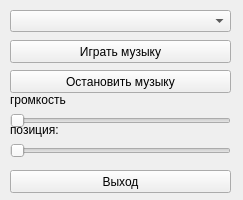
This is SoundForm.ui in psesg/SoundAlpha as Qt 5 draws it before an edit. The edited form follows.
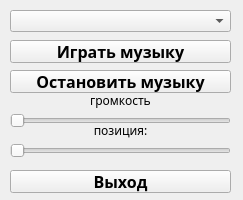
This is the edited form. Icons and pictures are not drawn.

What changed in the file:
```diff
--- a/SoundForm.ui
+++ b/SoundForm.ui
@@ -64,6 +64,14 @@
       <verstretch>0</verstretch>
      </sizepolicy>
     </property>
+    <property name="font">
+     <font>
+      <family>Ubuntu Mono</family>
+      <pointsize>12</pointsize>
+      <weight>75</weight>
+      <bold>true</bold>
+     </font>
+    </property>
     <property name="text">
      <string>Играть музыку</string>
     </property>
@@ -77,6 +85,14 @@
       <height>23</height>
      </rect>
     </property>
+    <property name="font">
+     <font>
+      <family>Ubuntu Mono</family>
+      <pointsize>12</pointsize>
+      <weight>75</weight>
+      <bold>true</bold>
+     </font>
+    </property>
     <property name="text">
      <string>Остановить музыку</string>
     </property>
@@ -90,6 +106,14 @@
       <height>23</height>
      </rect>
     </property>
+    <property name="font">
+     <font>
+      <family>Ubuntu Mono</family>
+      <pointsize>12</pointsize>
+      <weight>75</weight>
+      <bold>true</bold>
+     </font>
+    </property>
     <property name="text">
      <string>Выход</string>
     </property>
@@ -138,15 +162,20 @@
      <rect>
       <x>10</x>
       <y>90</y>
-      <width>61</width>
+      <width>221</width>
       <height>20</height>
      </rect>
     </property>
+    <property name="font">
+     <font>
+      <family>Ubuntu Mono</family>
+     </font>
+    </property>
     <property name="text">
      <string>громкость</string>
     </property>
     <property name="alignment">
-     <set>Qt::AlignLeading|Qt::AlignLeft|Qt::AlignVCenter</set>
+     <set>Qt::AlignCenter</set>
     </property>
    </widget>
    <widget class="QLabel" name="label_pos">
@@ -154,10 +183,15 @@
      <rect>
       <x>10</x>
       <y>120</y>
-      <width>171</width>
+      <width>221</width>
       <height>20</height>
      </rect>
     </property>
+    <property name="font">
+     <font>
+      <family>Ubuntu Mono</family>
+     </font>
+    </property>
     <property name="layoutDirection">
      <enum>Qt::LeftToRight</enum>
     </property>
@@ -165,7 +199,7 @@
      <string>позиция:</string>
     </property>
     <property name="alignment">
-     <set>Qt::AlignLeading|Qt::AlignLeft|Qt::AlignVCenter</set>
+     <set>Qt::AlignCenter</set>
     </property>
    </widget>
   </widget>
```
Left out of the diff: 5 changed lines with no effect on the pictures.
